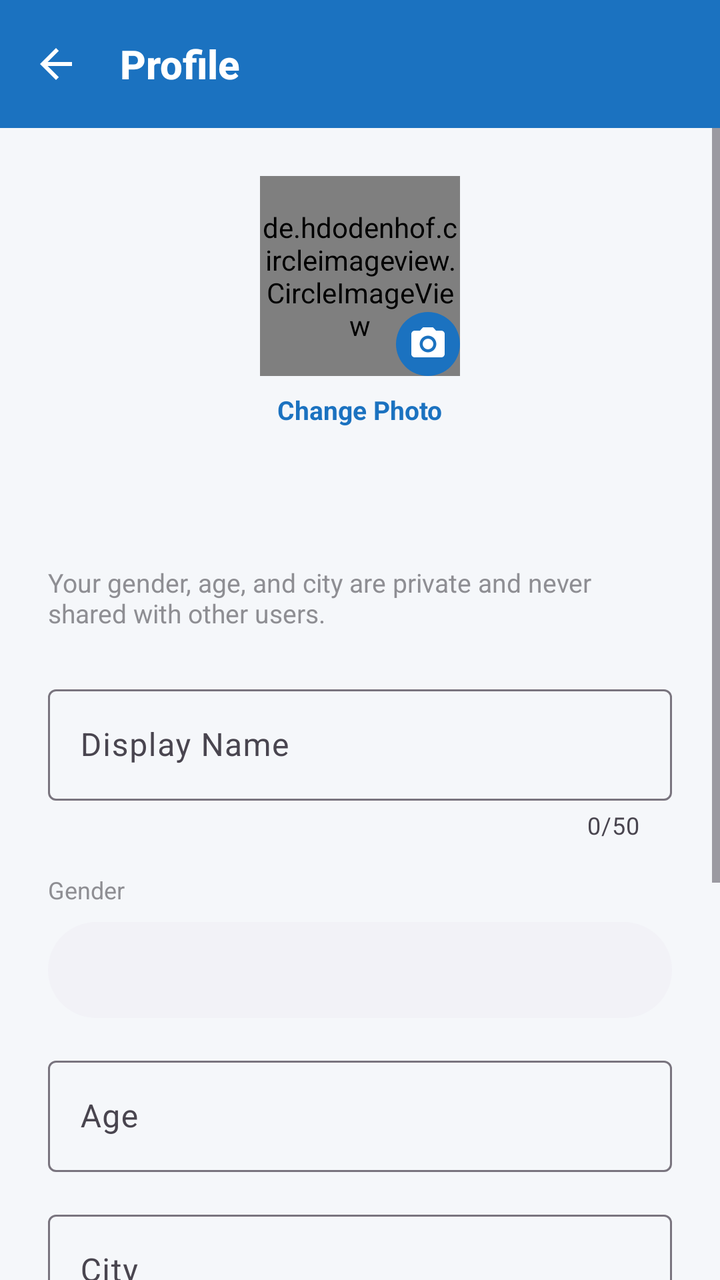
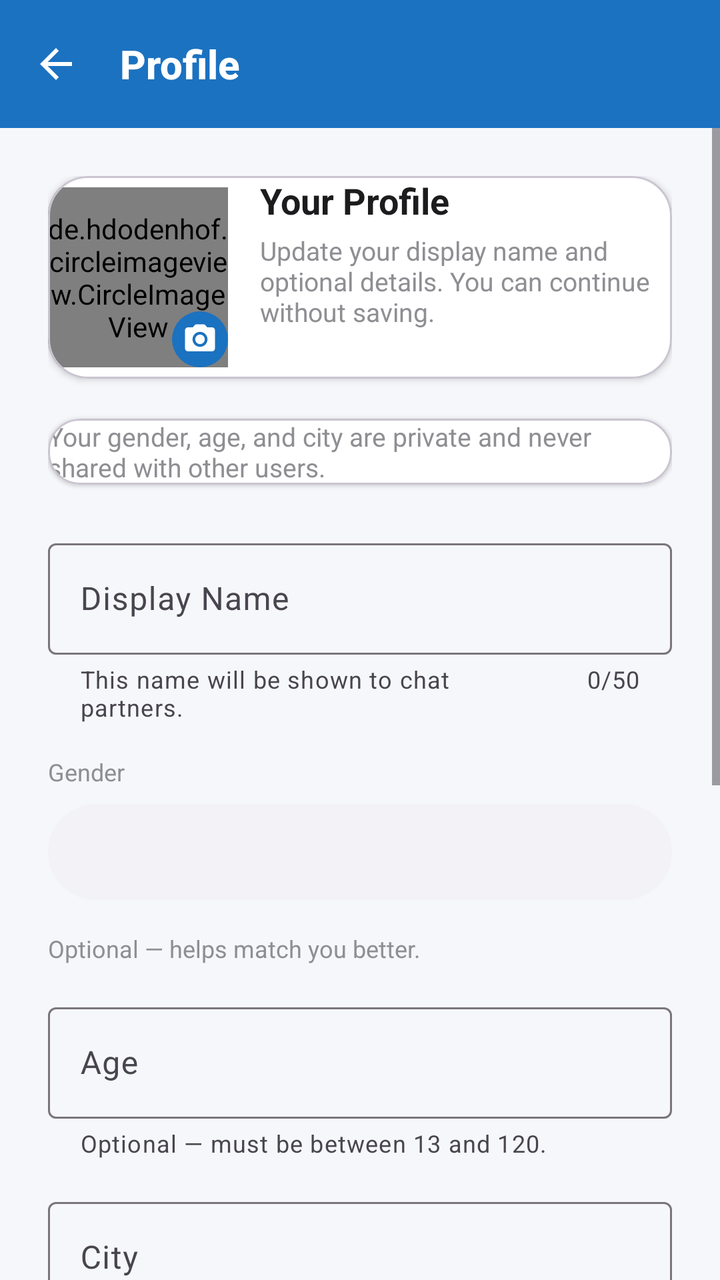

The first picture is an Android layout as it rendered before a commit; the second is the same layout after the commit. The layout source and the unified diff follow.
<!-- AndroidManifest.xml: application theme Theme.AnonChat -->
<!-- res/layout/activity_profile.xml -->
<?xml version="1.0" encoding="utf-8"?>
<androidx.constraintlayout.widget.ConstraintLayout xmlns:android="http://schemas.android.com/apk/res/android"
    xmlns:app="http://schemas.android.com/apk/res-auto"
    android:layout_width="match_parent"
    android:layout_height="match_parent"
    android:background="@color/background">

    
    <com.google.android.material.appbar.MaterialToolbar
        android:id="@+id/toolbar"
        android:layout_width="0dp"
        android:layout_height="?attr/actionBarSize"
        android:background="@color/primary"
        app:layout_constraintEnd_toEndOf="parent"
        app:layout_constraintStart_toStartOf="parent"
        app:layout_constraintTop_toTopOf="parent"
        app:navigationIcon="@drawable/ic_back"
        app:navigationIconTint="@color/white"
        app:title="@string/profile_title"
        app:titleTextColor="@color/white"
        app:titleTextAppearance="@style/ToolbarTitle" />

    
    <ScrollView
        android:id="@+id/scrollView"
        android:layout_width="0dp"
        android:layout_height="0dp"
        android:fillViewport="true"
        app:layout_constraintBottom_toBottomOf="parent"
        app:layout_constraintEnd_toEndOf="parent"
        app:layout_constraintStart_toStartOf="parent"
        app:layout_constraintTop_toBottomOf="@id/toolbar">

        <LinearLayout
            android:layout_width="match_parent"
            android:layout_height="wrap_content"
            android:orientation="vertical"
            android:padding="24dp">

            
            <LinearLayout
                android:layout_width="match_parent"
                android:layout_height="wrap_content"
                android:gravity="center"
                android:orientation="vertical"
                android:layout_marginBottom="24dp"
                android:paddingBottom="24dp">

                <FrameLayout
                    android:layout_width="100dp"
                    android:layout_height="100dp"
                    android:layout_gravity="center">

                    <de.hdodenhof.circleimageview.CircleImageView
                        android:id="@+id/ivProfilePic"
                        android:layout_width="100dp"
                        android:layout_height="100dp"
                        android:src="@drawable/ic_default_avatar"
                        app:civ_border_width="3dp"
                        app:civ_border_color="@color/primary" />

                    <ImageView
                        android:id="@+id/ivCameraIcon"
                        android:layout_width="32dp"
                        android:layout_height="32dp"
                        android:layout_gravity="bottom|end"
                        android:background="@drawable/bg_send_button"
                        android:padding="6dp"
                        android:src="@drawable/ic_camera"
                        android:contentDescription="Change photo" />
                </FrameLayout>

                <TextView
                    android:layout_width="wrap_content"
                    android:layout_height="wrap_content"
                    android:layout_marginTop="8dp"
                    android:text="@string/profile_change_photo"
                    android:textColor="@color/primary"
                    android:textSize="13sp"
                    android:textStyle="bold" />

                <TextView
                    android:id="@+id/tvUniqueId"
                    android:layout_width="wrap_content"
                    android:layout_height="wrap_content"
                    android:layout_marginTop="6dp"
                    android:fontFamily="monospace"
                    android:textColor="@color/text_secondary"
                    android:textSize="11sp"
                    android:textIsSelectable="true" />
            </LinearLayout>

            
            <TextView
                android:id="@+id/tvPrivacyNote"
                android:layout_width="match_parent"
                android:layout_height="wrap_content"
                android:layout_marginBottom="24dp"
                android:text="@string/profile_private_note"
                android:textColor="@color/text_secondary"
                android:textSize="13sp" />

            
            <com.google.android.material.textfield.TextInputLayout
                android:id="@+id/tilDisplayName"
                style="@style/Widget.Material3.TextInputLayout.OutlinedBox"
                android:layout_width="match_parent"
                android:layout_height="wrap_content"
                android:layout_marginBottom="16dp"
                android:hint="@string/profile_name_hint"
                app:counterEnabled="true"
                app:counterMaxLength="50">

                <com.google.android.material.textfield.TextInputEditText
                    android:id="@+id/etDisplayName"
                    android:layout_width="match_parent"
                    android:layout_height="wrap_content"
                    android:inputType="textPersonName"
                    android:maxLength="50" />
            </com.google.android.material.textfield.TextInputLayout>

            
            <TextView
                android:id="@+id/tvGenderLabel"
                android:layout_width="wrap_content"
                android:layout_height="wrap_content"
                android:layout_marginBottom="8dp"
                android:text="@string/profile_gender_hint"
                android:textColor="@color/text_secondary"
                android:textSize="12sp" />

            
            <Spinner
                android:id="@+id/spinnerGender"
                android:layout_width="match_parent"
                android:layout_height="48dp"
                android:layout_marginBottom="16dp"
                android:background="@drawable/bg_input_field"
                android:paddingStart="12dp"
                android:paddingEnd="12dp" />

            
            <com.google.android.material.textfield.TextInputLayout
                android:id="@+id/tilAge"
                style="@style/Widget.Material3.TextInputLayout.OutlinedBox"
                android:layout_width="match_parent"
                android:layout_height="wrap_content"
                android:layout_marginBottom="16dp"
                android:hint="@string/profile_age_hint">

                <com.google.android.material.textfield.TextInputEditText
                    android:id="@+id/etAge"
                    android:layout_width="match_parent"
                    android:layout_height="wrap_content"
                    android:inputType="number"
                    android:maxLength="3" />
            </com.google.android.material.textfield.TextInputLayout>

            
            <com.google.android.material.textfield.TextInputLayout
                android:id="@+id/tilCity"
                style="@style/Widget.Material3.TextInputLayout.OutlinedBox"
                android:layout_width="match_parent"
                android:layout_height="wrap_content"
                android:layout_marginBottom="24dp"
                android:hint="@string/profile_city_hint"
                app:counterEnabled="true"
                app:counterMaxLength="100">

                <com.google.android.material.textfield.TextInputEditText
                    android:id="@+id/etCity"
                    android:layout_width="match_parent"
                    android:layout_height="wrap_content"
                    android:inputType="textPostalAddress"
                    android:maxLength="100" />
            </com.google.android.material.textfield.TextInputLayout>

            
            <com.google.android.material.button.MaterialButton
                android:id="@+id/btnSaveProfile"
                android:layout_width="match_parent"
                android:layout_height="56dp"
                android:text="@string/profile_save"
                android:textSize="16sp"
                android:textStyle="bold"
                app:backgroundTint="@color/primary"
                app:cornerRadius="12dp" />

            
            <ProgressBar
                android:id="@+id/progressBar"
                android:layout_width="wrap_content"
                android:layout_height="wrap_content"
                android:layout_gravity="center"
                android:layout_marginTop="16dp"
                android:indeterminateTint="@color/primary"
                android:visibility="gone" />

            
            <TextView
                android:id="@+id/tvError"
                android:layout_width="match_parent"
                android:layout_height="wrap_content"
                android:layout_marginTop="12dp"
                android:textColor="#FFC62828"
                android:textSize="14sp"
                android:visibility="gone" />

            
            <com.google.android.material.button.MaterialButton
                android:id="@+id/btnShowBlocked"
                style="@style/Widget.MaterialComponents.Button.TextButton"
                android:layout_width="match_parent"
                android:layout_height="wrap_content"
                android:layout_marginTop="24dp"
                android:text="Blocked Users ▸"
                android:textColor="@color/on_surface"
                android:textSize="15sp"
                android:textStyle="bold"
                android:gravity="start|center_vertical"
                app:rippleColor="@color/primary_light" />

            
            <com.google.android.material.button.MaterialButton
                android:id="@+id/btnLogout"
                style="@style/Widget.MaterialComponents.Button.OutlinedButton"
                android:layout_width="match_parent"
                android:layout_height="52dp"
                android:layout_marginTop="32dp"
                android:text="@string/logout"
                android:textColor="#FFD32F2F"
                android:textSize="15sp"
                android:textStyle="bold"
                app:cornerRadius="12dp"
                app:strokeColor="#FFD32F2F"
                app:strokeWidth="1dp" />

        </LinearLayout>
    </ScrollView>

</androidx.constraintlayout.widget.ConstraintLayout>
<!-- resources referenced by this layout -->
<resources>
  <color name="background">#FFF5F7FA</color>
  <color name="on_surface">#FF1C1C1E</color>
  <color name="primary">#FF1B72C0</color>
  <color name="primary_light">#FFE3F2FD</color>
  <color name="text_secondary">#FF8E8E93</color>
  <color name="white">#FFFFFFFF</color>
  <!-- drawable bg_input_field (drawable) -->
  <?xml version="1.0" encoding="utf-8"?>
  <shape xmlns:android="http://schemas.android.com/apk/res/android"
      android:shape="rectangle">
      <solid android:color="@color/input_background" />
      <corners android:radius="@dimen/input_corner_radius" />
  </shape>
  <!-- drawable bg_send_button (drawable) -->
  <?xml version="1.0" encoding="utf-8"?>
  <shape xmlns:android="http://schemas.android.com/apk/res/android"
      android:shape="oval">
      <solid android:color="@color/primary" />
  </shape>
  <!-- drawable ic_back (drawable) -->
  <?xml version="1.0" encoding="utf-8"?>
  <vector xmlns:android="http://schemas.android.com/apk/res/android"
      android:width="24dp"
      android:height="24dp"
      android:viewportWidth="24"
      android:viewportHeight="24">
      <path
          android:fillColor="#FFFFFFFF"
          android:pathData="M20,11H7.83l5.59,-5.59L12,4l-8,8 8,8 1.41,-1.41L7.83,13H20v-2z" />
  </vector>
  <!-- drawable ic_default_avatar (drawable) -->
  <?xml version="1.0" encoding="utf-8"?>
  <vector xmlns:android="http://schemas.android.com/apk/res/android"
      android:width="100dp"
      android:height="100dp"
      android:viewportWidth="24"
      android:viewportHeight="24">
      <path
          android:fillColor="#FFE3F2FD"
          android:pathData="M0,0h24v24H0z" />
      <path
          android:fillColor="#FF1B72C0"
          android:pathData="M12,12c2.21,0 4,-1.79 4,-4s-1.79,-4 -4,-4 -4,1.79 -4,4 1.79,4 4,4zm0,2c-2.67,0 -8,1.34 -8,4v2h16v-2c0,-2.66 -5.33,-4 -8,-4z" />
  </vector>
  <string name="logout">Logout</string>
  <string name="profile_age_hint">Age</string>
  <string name="profile_change_photo">Change Photo</string>
  <string name="profile_city_hint">City</string>
  <string name="profile_gender_hint">Gender</string>
  <string name="profile_name_hint">Display Name</string>
  <string name="profile_private_note">Your gender, age, and city are private and never shared with other users.</string>
  <string name="profile_save">Save Profile</string>
  <string name="profile_title">Profile</string>
  <style name="ToolbarTitle">
          <item name="android:textSize">20sp</item>
          <item name="android:textStyle">bold</item>
          <item name="android:fontFamily">sans-serif-medium</item>
      </style>
  <style name="Theme.AnonChat" parent="Theme.Material3.Light.NoActionBar">
          <item name="colorPrimary">@color/primary</item>
          <item name="colorPrimaryVariant">@color/primary_dark</item>
          <item name="colorSecondary">@color/accent</item>
          <item name="android:statusBarColor">@color/status_bar</item>
          <item name="android:windowBackground">@color/background</item>
          <item name="android:navigationBarColor">@color/surface</item>
      </style>
  <color name="input_background">#FFF2F2F7</color>
  <dimen name="input_corner_radius">24dp</dimen>
  <color name="primary_dark">#FF155DA0</color>
  <color name="accent">#FF00BFA5</color>
  <color name="status_bar">#FF145A9E</color>
  <color name="surface">#FFFFFFFF</color>
  <!-- unchanged entries left out for length: 1 -->
</resources>

<!-- the commit's change to res/layout/activity_profile.xml (unified diff, before → after) -->
@@ -38,67 +38,100 @@
             android:padding="24dp">
 
             
-            <LinearLayout
-                android:layout_width="match_parent"
-                android:layout_height="wrap_content"
-                android:gravity="center"
-                android:orientation="vertical"
+            <com.google.android.material.card.MaterialCardView
+                android:layout_width="match_parent"
+                android:layout_height="wrap_content"
+                android:layout_marginBottom="20dp"
+                android:padding="16dp"
+                app:cardCornerRadius="20dp"
+                app:cardElevation="2dp"
+                app:cardBackgroundColor="@color/surface">
+
+                <LinearLayout
+                    android:layout_width="match_parent"
+                    android:layout_height="wrap_content"
+                    android:orientation="horizontal"
+                    android:gravity="center_vertical">
+
+                    <FrameLayout
+                        android:layout_width="90dp"
+                        android:layout_height="90dp">
+
+                        <de.hdodenhof.circleimageview.CircleImageView
+                            android:id="@+id/ivProfilePic"
+                            android:layout_width="90dp"
+                            android:layout_height="90dp"
+                            android:src="@drawable/ic_default_avatar"
+                            app:civ_border_width="3dp"
+                            app:civ_border_color="@color/primary" />
+
+                        <ImageView
+                            android:id="@+id/ivCameraIcon"
+                            android:layout_width="28dp"
+                            android:layout_height="28dp"
+                            android:layout_gravity="bottom|end"
+                            android:background="@drawable/bg_send_button"
+                            android:padding="5dp"
+                            android:src="@drawable/ic_camera"
+                            android:contentDescription="Change photo" />
+                    </FrameLayout>
+
+                    <LinearLayout
+                        android:layout_width="0dp"
+                        android:layout_height="wrap_content"
+                        android:layout_marginStart="16dp"
+                        android:orientation="vertical"
+                        android:layout_weight="1">
+
+                        <TextView
+                            android:id="@+id/tvProfileHeader"
+                            android:layout_width="match_parent"
+                            android:layout_height="wrap_content"
+                            android:text="@string/profile_header_title"
+                            android:textColor="@color/on_surface"
+                            android:textSize="18sp"
+                            android:textStyle="bold" />
+
+                        <TextView
+                            android:id="@+id/tvProfileSubtitle"
+                            android:layout_width="match_parent"
+                            android:layout_height="wrap_content"
+                            android:layout_marginTop="4dp"
+                            android:text="@string/profile_header_subtitle"
+                            android:textColor="@color/text_secondary"
+                            android:textSize="13sp" />
+
+                        <TextView
+                            android:id="@+id/tvUniqueId"
+                            android:layout_width="match_parent"
+                            android:layout_height="wrap_content"
+                            android:layout_marginTop="10dp"
+                            android:fontFamily="monospace"
+                            android:textColor="@color/text_secondary"
+                            android:textSize="11sp"
+                            android:textIsSelectable="true" />
+                    </LinearLayout>
+                </LinearLayout>
+            </com.google.android.material.card.MaterialCardView>
+
+            
+            <com.google.android.material.card.MaterialCardView
+                android:layout_width="match_parent"
+                android:layout_height="wrap_content"
                 android:layout_marginBottom="24dp"
-                android:paddingBottom="24dp">
-
-                <FrameLayout
-                    android:layout_width="100dp"
-                    android:layout_height="100dp"
-                    android:layout_gravity="center">
-
-                    <de.hdodenhof.circleimageview.CircleImageView
-                        android:id="@+id/ivProfilePic"
-                        android:layout_width="100dp"
-                        android:layout_height="100dp"
-                        android:src="@drawable/ic_default_avatar"
-                        app:civ_border_width="3dp"
-                        app:civ_border_color="@color/primary" />
-
-                    <ImageView
-                        android:id="@+id/ivCameraIcon"
-                        android:layout_width="32dp"
-                        android:layout_height="32dp"
-                        android:layout_gravity="bottom|end"
-                        android:background="@drawable/bg_send_button"
-                        android:padding="6dp"
-                        android:src="@drawable/ic_camera"
-                        android:contentDescription="Change photo" />
-                </FrameLayout>
+                android:padding="16dp"
+                app:cardCornerRadius="16dp"
+                app:cardElevation="1dp"
+                app:cardBackgroundColor="@color/surface">
 
                 <TextView
-                    android:layout_width="wrap_content"
-                    android:layout_height="wrap_content"
-                    android:layout_marginTop="8dp"
-                    android:text="@string/profile_change_photo"
-                    android:textColor="@color/primary"
-                    android:textSize="13sp"
-                    android:textStyle="bold" />
-
-                <TextView
-                    android:id="@+id/tvUniqueId"
-                    android:layout_width="wrap_content"
-                    android:layout_height="wrap_content"
-                    android:layout_marginTop="6dp"
-                    android:fontFamily="monospace"
+                    android:id="@+id/tvPrivacyNote"
+                    android:layout_width="match_parent"
+                    android:layout_height="wrap_content"
+                    android:text="@string/profile_private_note"
                     android:textColor="@color/text_secondary"
-                    android:textSize="11sp"
-                    android:textIsSelectable="true" />
-            </LinearLayout>
-
-            
-            <TextView
-                android:id="@+id/tvPrivacyNote"
-                android:layout_width="match_parent"
-                android:layout_height="wrap_content"
-                android:layout_marginBottom="24dp"
-                android:text="@string/profile_private_note"
-                android:textColor="@color/text_secondary"
-                android:textSize="13sp" />
+                    android:textSize="13sp" />
+            </com.google.android.material.card.MaterialCardView>
 
             
             <com.google.android.material.textfield.TextInputLayout
@@ -108,6 +141,7 @@
                 android:layout_height="wrap_content"
                 android:layout_marginBottom="16dp"
                 android:hint="@string/profile_name_hint"
+                app:helperText="@string/profile_name_helper"
                 app:counterEnabled="true"
                 app:counterMaxLength="50">
 
@@ -139,6 +173,14 @@
                 android:paddingStart="12dp"
                 android:paddingEnd="12dp" />
 
+            <TextView
+                android:layout_width="match_parent"
+                android:layout_height="wrap_content"
+                android:layout_marginBottom="16dp"
+                android:text="@string/profile_gender_helper"
+                android:textColor="@color/text_secondary"
+                android:textSize="12sp" />
+
             
             <com.google.android.material.textfield.TextInputLayout
                 android:id="@+id/tilAge"
@@ -146,7 +188,8 @@
                 android:layout_width="match_parent"
                 android:layout_height="wrap_content"
                 android:layout_marginBottom="16dp"
-                android:hint="@string/profile_age_hint">
+                android:hint="@string/profile_age_hint"
+                app:helperText="@string/profile_age_helper">
 
                 <com.google.android.material.textfield.TextInputEditText
                     android:id="@+id/etAge"
@@ -164,6 +207,7 @@
                 android:layout_height="wrap_content"
                 android:layout_marginBottom="24dp"
                 android:hint="@string/profile_city_hint"
+                app:helperText="@string/profile_city_helper"
                 app:counterEnabled="true"
                 app:counterMaxLength="100">
 
@@ -176,6 +220,17 @@
             </com.google.android.material.textfield.TextInputLayout>
 
             
+            <com.google.android.material.button.MaterialButton
+                android:id="@+id/btnEditProfile"
+                style="@style/Widget.MaterialComponents.Button.OutlinedButton"
+                android:layout_width="match_parent"
+                android:layout_height="56dp"
+                android:text="@string/profile_edit"
+                android:textSize="16sp"
+                android:textStyle="bold"
+                android:layout_marginBottom="12dp"
+                app:cornerRadius="12dp" />
+
             <com.google.android.material.button.MaterialButton
                 android:id="@+id/btnSaveProfile"
                 android:layout_width="match_parent"
@@ -185,6 +240,17 @@
                 android:textStyle="bold"
                 app:backgroundTint="@color/primary"
                 app:cornerRadius="12dp" />
+
+            <com.google.android.material.button.MaterialButton
+                android:id="@+id/btnContinueWithoutProfile"
+                style="@style/Widget.MaterialComponents.Button.TextButton"
+                android:layout_width="match_parent"
+                android:layout_height="56dp"
+                android:layout_marginTop="12dp"
+                android:text="@string/profile_continue"
+                android:textColor="@color/primary"
+                android:textSize="16sp"
+                android:textStyle="bold" />
 
             
             <ProgressBar
<!-- resource entries referenced after the edit -->
@@ -45,10 +45,17 @@
           android:pathData="M12,12c2.21,0 4,-1.79 4,-4s-1.79,-4 -4,-4 -4,1.79 -4,4 1.79,4 4,4zm0,2c-2.67,0 -8,1.34 -8,4v2h16v-2c0,-2.66 -5.33,-4 -8,-4z" />
   </vector>
   <string name="logout">Logout</string>
+  <string name="profile_age_helper">Optional — must be between 13 and 120.</string>
   <string name="profile_age_hint">Age</string>
-  <string name="profile_change_photo">Change Photo</string>
+  <string name="profile_city_helper">Optional — city is kept private.</string>
   <string name="profile_city_hint">City</string>
+  <string name="profile_continue">Continue without details</string>
+  <string name="profile_edit">Edit Profile</string>
+  <string name="profile_gender_helper">Optional — helps match you better.</string>
   <string name="profile_gender_hint">Gender</string>
+  <string name="profile_header_subtitle">Update your display name and optional details. You can continue without saving.</string>
+  <string name="profile_header_title">Your Profile</string>
+  <string name="profile_name_helper">This name will be shown to chat partners.</string>
   <string name="profile_name_hint">Display Name</string>
   <string name="profile_private_note">Your gender, age, and city are private and never shared with other users.</string>
   <string name="profile_save">Save Profile</string>
